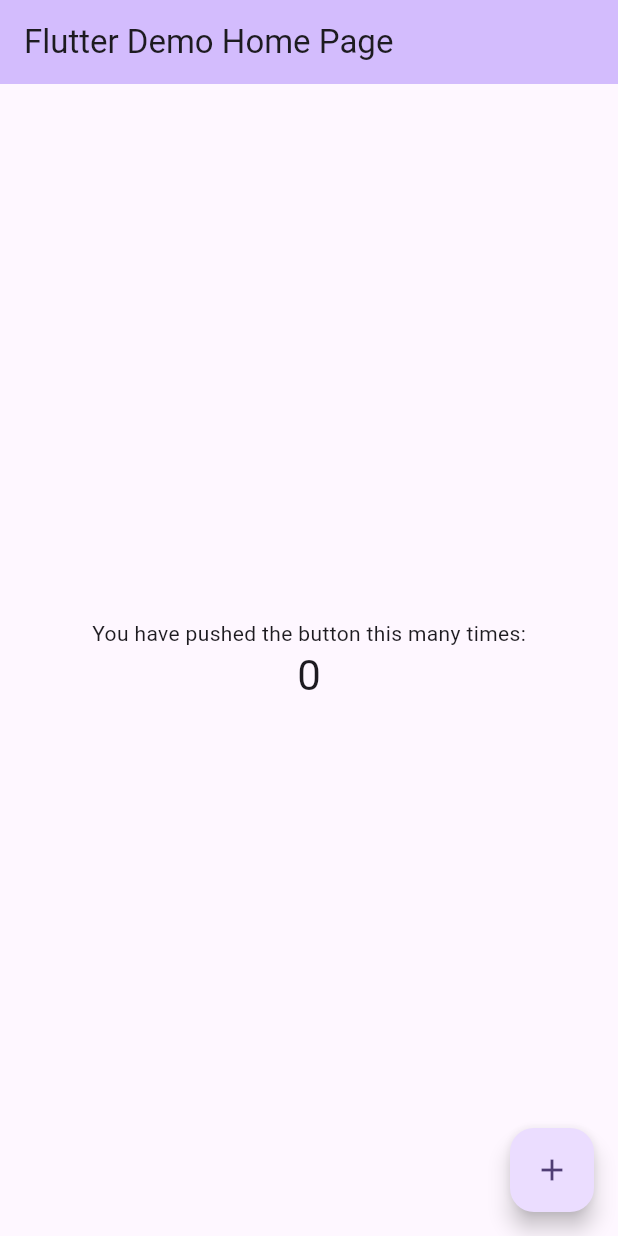
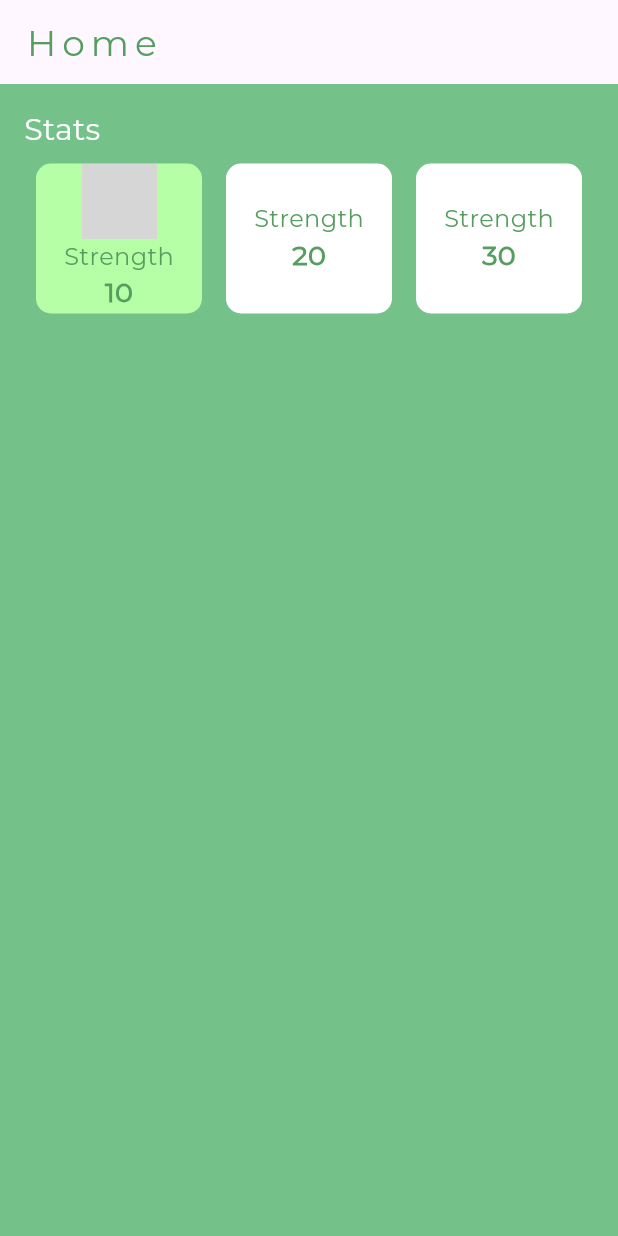
Before and after one commit to StretchWave/levelup_fitness, a Flutter app: the screen it shows after launch, on a phone screen of 412 x 824 dp. Run offline on Flutter 3.47's test engine with Material 3 defaults, Android fonts, the light colour scheme and no system bars; grey boxes are pictures that could not be loaded.

Commit message:
half done on the stat showcase

```diff
--- /dev/null
+++ b/lib/Screens/Home.dart
@@ -0,0 +1,84 @@
+import 'package:flutter/material.dart';
+import 'package:levelup_fitness/Styles/Stylebook.dart';
+
+class HomeScreen extends StatelessWidget {
+  const HomeScreen({Key? key}) : super(key: key);
+  final int strength = 10;
+  final int agility = 20;
+  final int endurance = 30;
+  @override
+  Widget build(BuildContext context) {
+    return Scaffold(
+      backgroundColor: Color(0xFF74C289), // Light green background
+      appBar: AppBar(title: const Text('Home', style: Stylebook.heading1)),
+      body: Padding(
+        padding: const EdgeInsets.all(16.0),
+        child: Column(
+          crossAxisAlignment: CrossAxisAlignment.start,
+          children: [
+            //Colomn start
+            Text("Stats", style: Stylebook.bodyText1),
+            Row(
+              //Row start
+              children: [
+                Expanded(
+                  //Strength Box
+                  child: Container(
+                    height: 100,
+                    margin: const EdgeInsets.all(8.0),
+                    decoration: BoxDecoration(
+                      color: const Color.fromARGB(255, 182, 255, 167), // Move color here
+                      borderRadius: BorderRadius.circular(10),
+                    ),
+                    child: Column(
+                      mainAxisAlignment: MainAxisAlignment.center,
+                      children: [
+                        Image.asset('assets/Images/Strength.png',height: 50,width: 50), // Strength icon
+                        Text("Strength", style: Stylebook.bodyText2),
+                        Text("$strength", style: Stylebook.bodyText3),
+                      ],
+                    ),
+                  ),
+                ),
+                Expanded(                           //Agility Box
+                  child: Container(
+                    height: 100,
+                    margin: const EdgeInsets.all(8.0),
+                    decoration: BoxDecoration(
+                      color: Colors.white, // Move color here
+                      borderRadius: BorderRadius.circular(10),
+                    ),
+                    child: Column(
+                      mainAxisAlignment: MainAxisAlignment.center,
+                      children: [
+                        Text("Strength", style: Stylebook.bodyText2),
+                        Text("$agility", style: Stylebook.bodyText3),
+                      ],
+                    ),
+                  ),
+                ),
+                Expanded(                           //Endurance Box
+                  child: Container(
+                    height: 100,
+                    margin: const EdgeInsets.all(8.0),
+                    decoration: BoxDecoration(
+                      color: Colors.white, // Move color here
+                      borderRadius: BorderRadius.circular(10),
+                    ),
+                    child: Column(
+                      mainAxisAlignment: MainAxisAlignment.center,
+                      children: [
+                        Text("Strength", style: Stylebook.bodyText2),
+                        Text("$endurance", style: Stylebook.bodyText3),
+                      ],
+                    ),
+                  ),
+                ),
+              ],
+            ),
+          ],
+        ),
+      ),
+    );
+  }
+}
--- /dev/null
+++ b/lib/Styles/Stylebook.dart
@@ -0,0 +1,27 @@
+import 'package:flutter/material.dart';
+
+class Stylebook {
+  static const TextStyle heading1 = TextStyle(
+    fontSize: 24,
+    fontFamily: 'Montserrat',
+    color: Color.fromARGB(255, 86, 158, 96),
+    letterSpacing: 4
+  );
+
+  static const TextStyle bodyText1 = TextStyle(
+    fontSize: 20,
+    fontFamily: 'Montserrat',
+    color: Color.fromARGB(255, 255, 255, 255),
+  );
+  static const TextStyle bodyText2 = TextStyle(
+    fontSize: 16,
+    fontFamily: 'Montserrat',
+    color: Color.fromARGB(255, 86, 158, 96),
+  );
+  static const TextStyle bodyText3 = TextStyle(
+    fontSize: 18,
+    fontWeight: FontWeight.bold,
+    fontFamily: 'Montserrat',
+    color: Color.fromARGB(255, 86, 158, 96),
+  );
+}
--- a/lib/main.dart
+++ b/lib/main.dart
@@ -1,122 +1,17 @@
 import 'package:flutter/material.dart';
+import 'package:levelup_fitness/Screens/Home.dart';
 
 void main() {
   runApp(const MyApp());
 }
 
 class MyApp extends StatelessWidget {
-  const MyApp({super.key});
+  const MyApp({Key? key}) : super(key: key);
 
-  // This widget is the root of your application.
   @override
   Widget build(BuildContext context) {
     return MaterialApp(
-      title: 'LevelUp Fitness',
-      theme: ThemeData(
-        // This is the theme of your application.
-        //
-        // TRY THIS: Try running your application with "flutter run". You'll see
-        // the application has a purple toolbar. Then, without quitting the app,
-        // try changing the seedColor in the colorScheme below to Colors.green
-        // and then invoke "hot reload" (save your changes or press the "hot
-        // reload" button in a Flutter-supported IDE, or press "r" if you used
-        // the command line to start the app).
-        //
-        // Notice that the counter didn't reset back to zero; the application
-        // state is not lost during the reload. To reset the state, use hot
-        // restart instead.
-        //
-        // This works for code too, not just values: Most code changes can be
-        // tested with just a hot reload.
-        colorScheme: ColorScheme.fromSeed(seedColor: Colors.deepPurple),
-      ),
-      home: const MyHomePage(title: 'Flutter Demo Home Page'),
+      home: HomeScreen(),
     );
   }
 }
-
-class MyHomePage extends StatefulWidget {
-  const MyHomePage({super.key, required this.title});
-
-  // This widget is the home page of your application. It is stateful, meaning
-  // that it has a State object (defined below) that contains fields that affect
-  // how it looks.
-
-  // This class is the configuration for the state. It holds the values (in this
-  // case the title) provided by the parent (in this case the App widget) and
-  // used by the build method of the State. Fields in a Widget subclass are
-  // always marked "final".
-
-  final String title;
-
-  @override
-  State<MyHomePage> createState() => _MyHomePageState();
-}
-
-class _MyHomePageState extends State<MyHomePage> {
-  int _counter = 0;
-
-  void _incrementCounter() {
-    setState(() {
-      // This call to setState tells the Flutter framework that something has
-      // changed in this State, which causes it to rerun the build method below
-      // so that the display can reflect the updated values. If we changed
-      // _counter without calling setState(), then the build method would not be
-      // called again, and so nothing would appear to happen.
-      _counter++;
-    });
-  }
-
-  @override
-  Widget build(BuildContext context) {
-    // This method is rerun every time setState is called, for instance as done
-    // by the _incrementCounter method above.
-    //
-    // The Flutter framework has been optimized to make rerunning build methods
-    // fast, so that you can just rebuild anything that needs updating rather
-    // than having to individually change instances of widgets.
-    return Scaffold(
-      appBar: AppBar(
-        // TRY THIS: Try changing the color here to a specific color (to
-        // Colors.amber, perhaps?) and trigger a hot reload to see the AppBar
-        // change color while the other colors stay the same.
-        backgroundColor: Theme.of(context).colorScheme.inversePrimary,
-        // Here we take the value from the MyHomePage object that was created by
-        // the App.build method, and use it to set our appbar title.
-        title: Text(widget.title),
-      ),
-      body: Center(
-        // Center is a layout widget. It takes a single child and positions it
-        // in the middle of the parent.
-        child: Column(
-          // Column is also a layout widget. It takes a list of children and
-          // arranges them vertically. By default, it sizes itself to fit its
-          // children horizontally, and tries to be as tall as its parent.
-          //
-          // Column has various properties to control how it sizes itself and
-          // how it positions its children. Here we use mainAxisAlignment to
-          // center the children vertically; the main axis here is the vertical
-          // axis because Columns are vertical (the cross axis would be
-          // horizontal).
-          //
-          // TRY THIS: Invoke "debug painting" (choose the "Toggle Debug Paint"
-          // action in the IDE, or press "p" in the console), to see the
-          // wireframe for each widget.
-          mainAxisAlignment: MainAxisAlignment.center,
-          children: <Widget>[
-            const Text('You have pushed the button this many times:'),
-            Text(
-              '$_counter',
-              style: Theme.of(context).textTheme.headlineMedium,
-            ),
-          ],
-        ),
-      ),
-      floatingActionButton: FloatingActionButton(
-        onPressed: _incrementCounter,
-        tooltip: 'Increment',
-        child: const Icon(Icons.add),
-      ), // This trailing comma makes auto-formatting nicer for build methods.
-    );
-  }
-}
```
Also changed, not shown: pubspec.yaml (+10 -3 lines), assets/Fonts/Montserrat-Bold.ttf (added), assets/Fonts/Montserrat-Regular.ttf (added), assets/Fonts/Montserrat-Thin.ttf (added), assets/Images/Strength.png (added).
